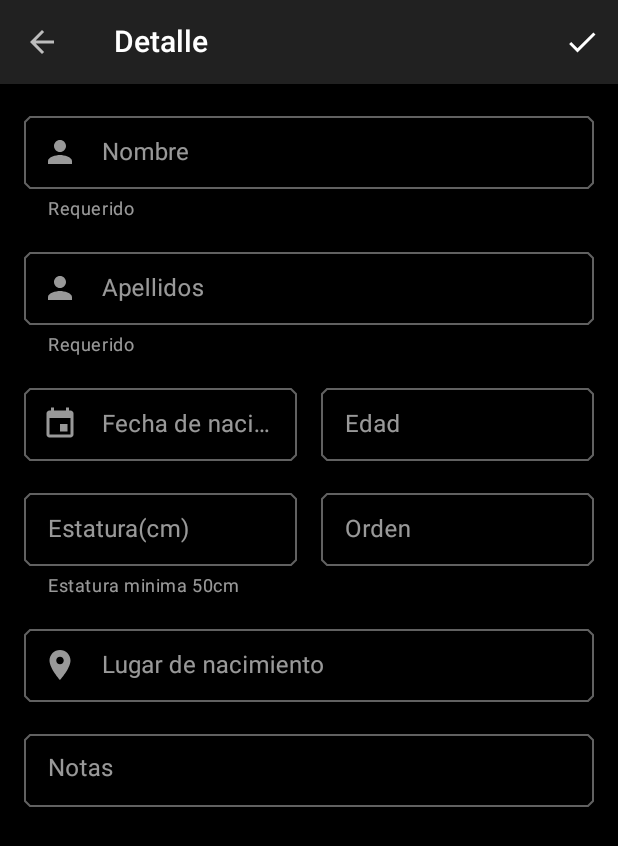
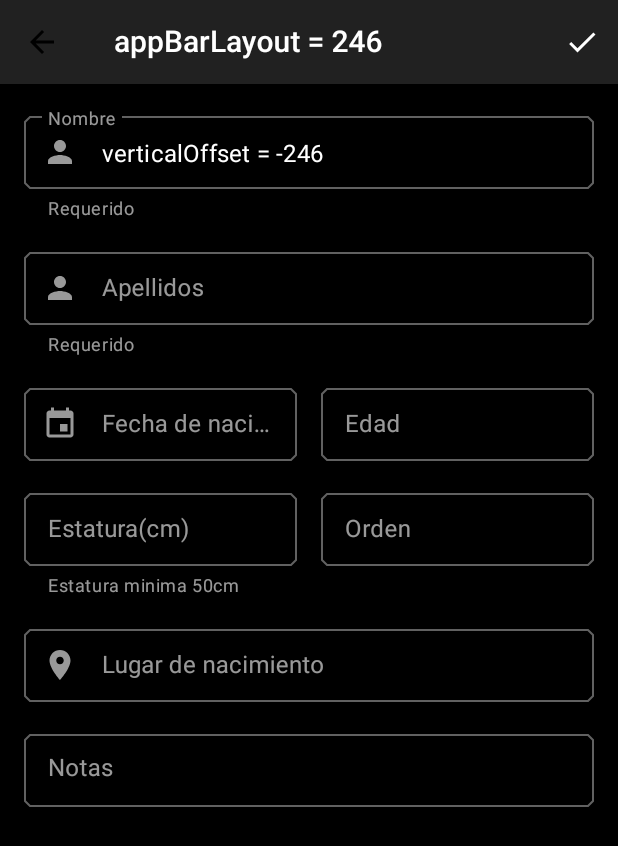
Before and after one commit to JosueRuiz08/MDTop, an Android app: the DetalleActivity screen opened directly, with no data from a screen before it, after a tap on an icon or button, on a phone screen of 412 x 824 dp. Shown: the top 846 px of the screen. Run offline under Robolectric (Android 15) with nearby library versions, the phone set to English and light mode, and no system bars; our stand-ins replace ButterKnife; libraries missing offline, so code that uses them is left out: com.raizlabs.android; pictures from the network do not load; 11 statements that could not run were skipped.

Commit message:
Dark Theme NavigationIcon,Titulo del Detalle

```diff
--- a/app/src/main/java/com/alain/cursos/top/DetalleActivity.java
+++ b/app/src/main/java/com/alain/cursos/top/DetalleActivity.java
@@ -10,6 +10,7 @@ package com.alain.cursos.top;
  */
 
 import android.content.Intent;
+import android.graphics.Color;
 import android.os.Bundle;
 import android.util.Log;
 import android.view.Menu;
@@ -135,6 +136,18 @@ public class DetalleActivity extends AppCompatActivity {
         if (actionBar != null) {
             actionBar.setDisplayHomeAsUpEnabled(true);
         }
+
+        toolbarLayout.setExpandedTitleColor(Color.WHITE);
+        appBar.addOnOffsetChangedListener((appBarLayout, verticalOffset) -> {
+            toolbarLayout.setTitle("appBarLayout = " + appBarLayout.getTotalScrollRange());
+            etNombre.setText("verticalOffset = "+ verticalOffset);
+            if (Math.abs(verticalOffset) == appBarLayout.getTotalScrollRange()){
+                toolbar.getNavigationIcon().setTint(Color.BLACK);
+            }else{
+                toolbar.getNavigationIcon().setTint(Color.WHITE);
+            }
+        });
+
         configTitle();
     }
 
```
